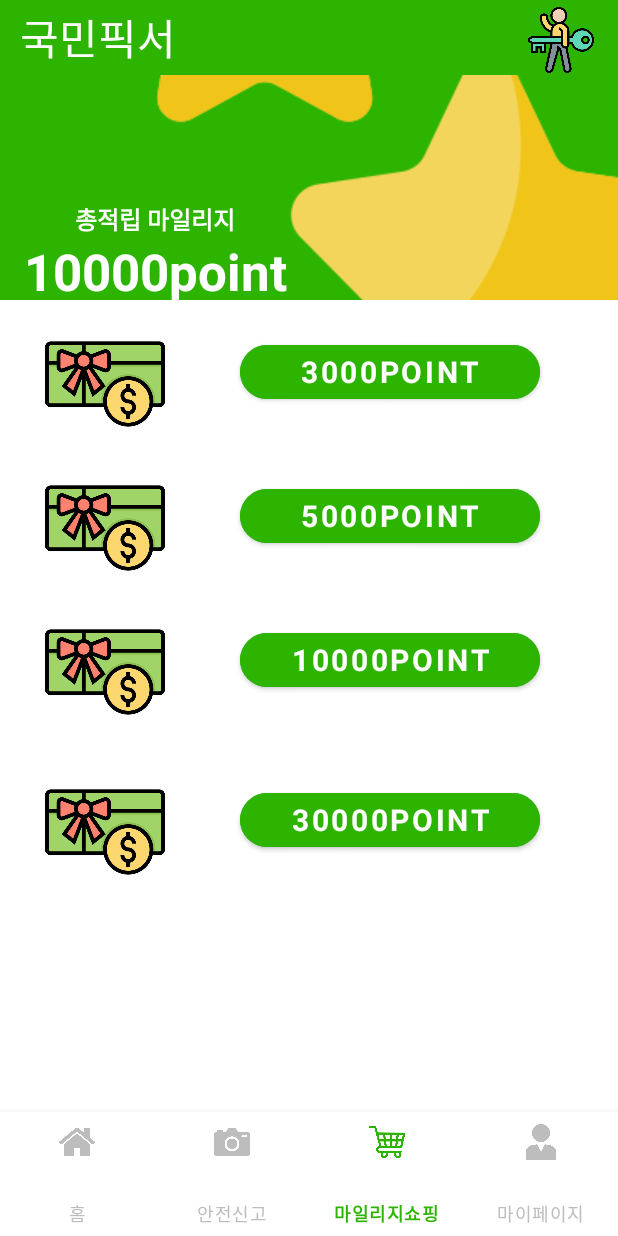
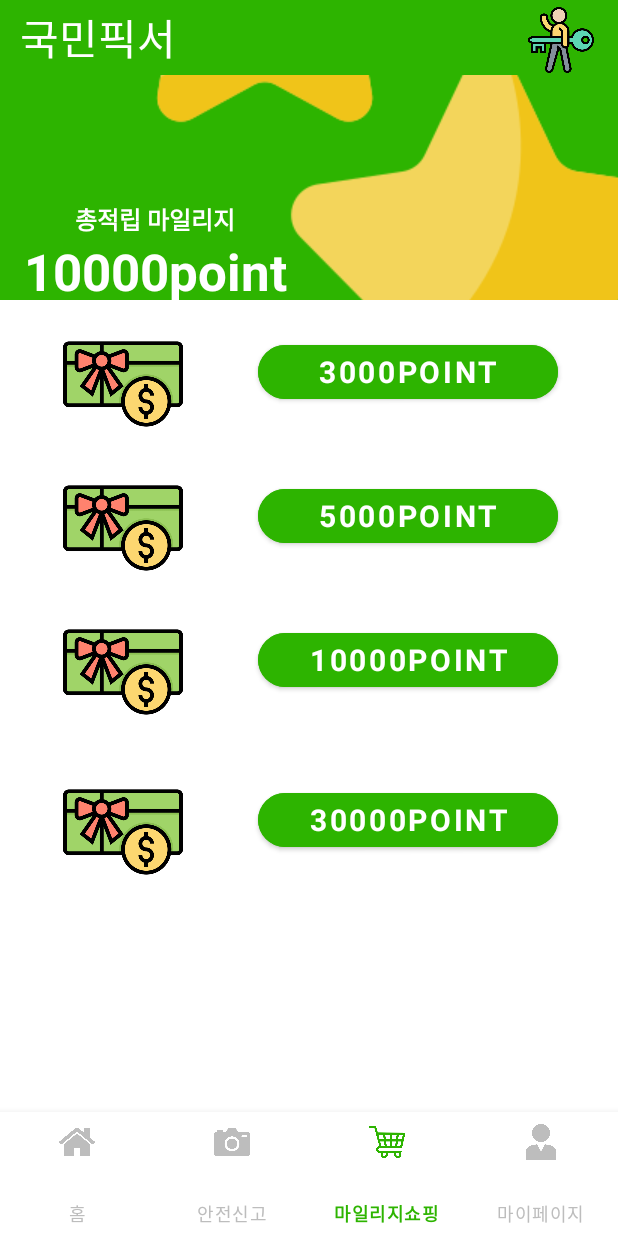
Before and after one commit to manseungchun/SmartCity, an Android app: the screen it shows after launch (MainActivity), item 3 of the bottom bar chosen, on a phone screen of 412 x 824 dp. Run offline under Robolectric (Android 15) with nearby library versions, the phone set to English and light mode, and no system bars; our stand-ins replace Volley; Roboto replaces fonts that are not available here.

Commit message:
보라작업 20220930 15:34

```diff
--- a/app/src/main/res/layout/fragment_3.xml
+++ b/app/src/main/res/layout/fragment_3.xml
@@ -30,7 +30,7 @@
         android:id="@+id/imageView12"
         android:layout_width="100dp"
         android:layout_height="80dp"
-        android:layout_marginStart="20dp"
+        android:layout_marginStart="32dp"
         android:layout_marginTop="16dp"
         android:layout_marginEnd="17dp"
         android:layout_marginBottom="16dp"
@@ -45,7 +45,7 @@
         android:id="@+id/imageView9"
         android:layout_width="100dp"
         android:layout_height="80dp"
-        android:layout_marginStart="20dp"
+        android:layout_marginStart="32dp"
         android:layout_marginTop="16dp"
         android:layout_marginEnd="17dp"
         android:src="@drawable/money"
@@ -57,7 +57,7 @@
         android:id="@+id/imageView10"
         android:layout_width="100dp"
         android:layout_height="80dp"
-        android:layout_marginStart="20dp"
+        android:layout_marginStart="32dp"
         android:layout_marginTop="16dp"
         android:layout_marginEnd="17dp"
         android:src="@drawable/money"
@@ -69,7 +69,7 @@
         android:id="@+id/imageView11"
         android:layout_width="100dp"
         android:layout_height="80dp"
-        android:layout_marginStart="20dp"
+        android:layout_marginStart="32dp"
         android:layout_marginTop="16dp"
         android:layout_marginEnd="17dp"
         android:src="@drawable/money"
```
